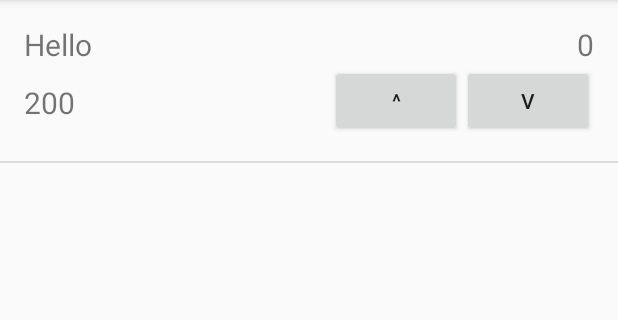
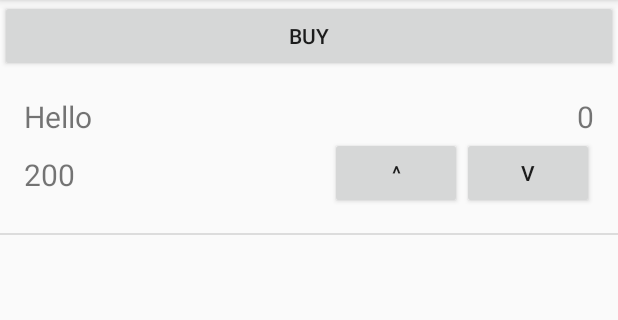
Before and after one commit to shankar75031/Appster, an Android app: the ShoppingActivity screen opened directly, with no data from a screen before it, on a phone screen of 412 x 824 dp, the part 84-404 px from its top. Run offline under Robolectric (Android 15) with nearby library versions, the phone set to English and light mode, and no system bars.

Commit message:
Add intro screens

```diff
--- a/app/build.gradle
+++ b/app/build.gradle
@@ -16,6 +16,9 @@ android {
             proguardFiles getDefaultProguardFile('proguard-android.txt'), 'proguard-rules.pro'
         }
     }
+    dataBinding {
+        enabled = true;
+    }
 }
 
 dependencies {
@@ -26,5 +29,6 @@ dependencies {
     androidTestImplementation 'com.android.support.test:runner:1.0.1'
     androidTestImplementation 'com.android.support.test.espresso:espresso-core:3.0.1'
     compile 'com.google.firebase:firebase-core:11.8.0'
+    compile 'com.heinrichreimersoftware:material-intro:1.6.2'
 }
 apply plugin: 'com.google.gms.google-services'
--- a/app/src/main/AndroidManifest.xml
+++ b/app/src/main/AndroidManifest.xml
@@ -16,7 +16,10 @@
                 <category android:name="android.intent.category.LAUNCHER" />
             </intent-filter>
         </activity>
-        <activity android:name=".ShoppingActivity"></activity>
+        <activity android:name=".ShoppingActivity" />
+        <activity android:name=".NewItem" />
+        <activity android:name=".OwnerActivity" />
+        <activity android:name=".MainIntro" android:theme="@style/Theme.Intro"></activity>
     </application>
 
 </manifest>
--- a/app/src/main/res/layout/activity_customer_home.xml
+++ b/app/src/main/res/layout/activity_customer_home.xml
@@ -1,7 +1,14 @@
 <?xml version="1.0" encoding="utf-8"?>
-<android.support.constraint.ConstraintLayout
-    xmlns:android="http://schemas.android.com/apk/res/android" android:layout_width="match_parent"
-    android:layout_height="match_parent">
+<LinearLayout
+    xmlns:android="http://schemas.android.com/apk/res/android"
+    android:layout_width="match_parent"
+    android:layout_height="match_parent"
+    android:orientation="vertical">
+
+    <Button
+        android:layout_width="match_parent"
+        android:layout_height="wrap_content"
+        android:text="Buy"/>
 
     <ListView
         android:id="@+id/list_customer_home"
@@ -9,4 +16,5 @@
         android:layout_height="match_parent">
     </ListView>
 
-</android.support.constraint.ConstraintLayout>
+
+</LinearLayout>
--- a/build.gradle
+++ b/build.gradle
@@ -20,6 +20,7 @@ allprojects {
     repositories {
         google()
         jcenter()
+        maven { url 'https://jitpack.io' }
     }
 }
 
```
Also changed, not shown: app/src/main/java/com/example/hbg/appster/MainIntro.java (added, +14 -0 lines).
